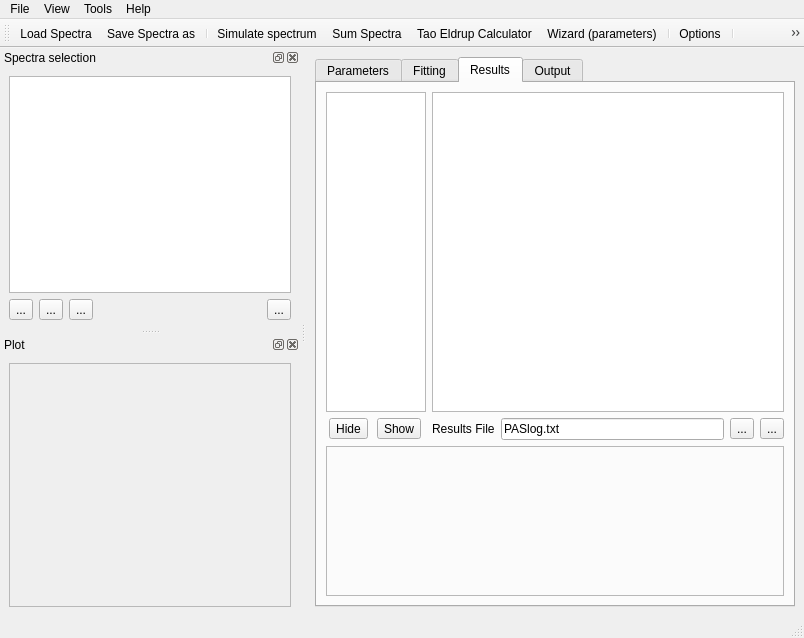
This is PAScualGUI.ui in cpascual/PAScual as Qt 5 draws it before an edit. The edited form follows.
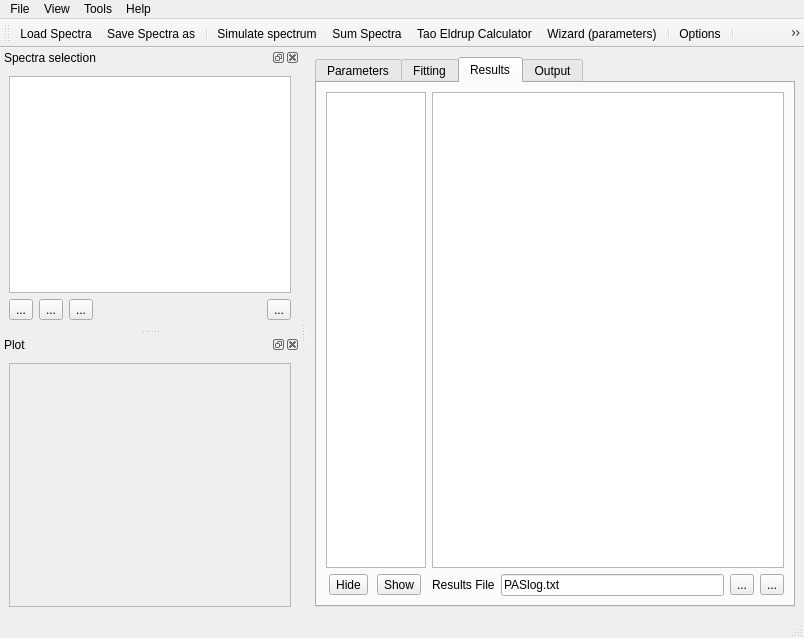
This is the edited form. The open tabs and pages were chosen to show the change. Icons and pictures are not drawn.

Commit message: Implemented plotting of fitted components (on double-click on results table row). Residuals plot moved to the fiplot dialog.Added action fitplot to context menu of results table. Changed minimum oPs tau in TEcalcGUI.py from 1ns to .5 ns

The edit to the form file:
```diff
--- a/PAScualGUI.ui
+++ b/PAScualGUI.ui
@@ -824,34 +824,6 @@
           </item>
          </layout>
         </item>
-        <item row="2" column="0" colspan="2" >
-         <widget class="QFrame" name="residualsFrame" >
-          <property name="sizePolicy" >
-           <sizepolicy vsizetype="Preferred" hsizetype="Expanding" >
-            <horstretch>0</horstretch>
-            <verstretch>0</verstretch>
-           </sizepolicy>
-          </property>
-          <property name="minimumSize" >
-           <size>
-            <width>400</width>
-            <height>150</height>
-           </size>
-          </property>
-          <property name="maximumSize" >
-           <size>
-            <width>16777215</width>
-            <height>200</height>
-           </size>
-          </property>
-          <property name="frameShape" >
-           <enum>QFrame::StyledPanel</enum>
-          </property>
-          <property name="frameShadow" >
-           <enum>QFrame::Raised</enum>
-          </property>
-         </widget>
-        </item>
        </layout>
       </widget>
       <widget class="QWidget" name="OutputTab" >
```
Left out of the diff: 23 changed lines with no effect on the pictures. The commit also changes 9 other files.
